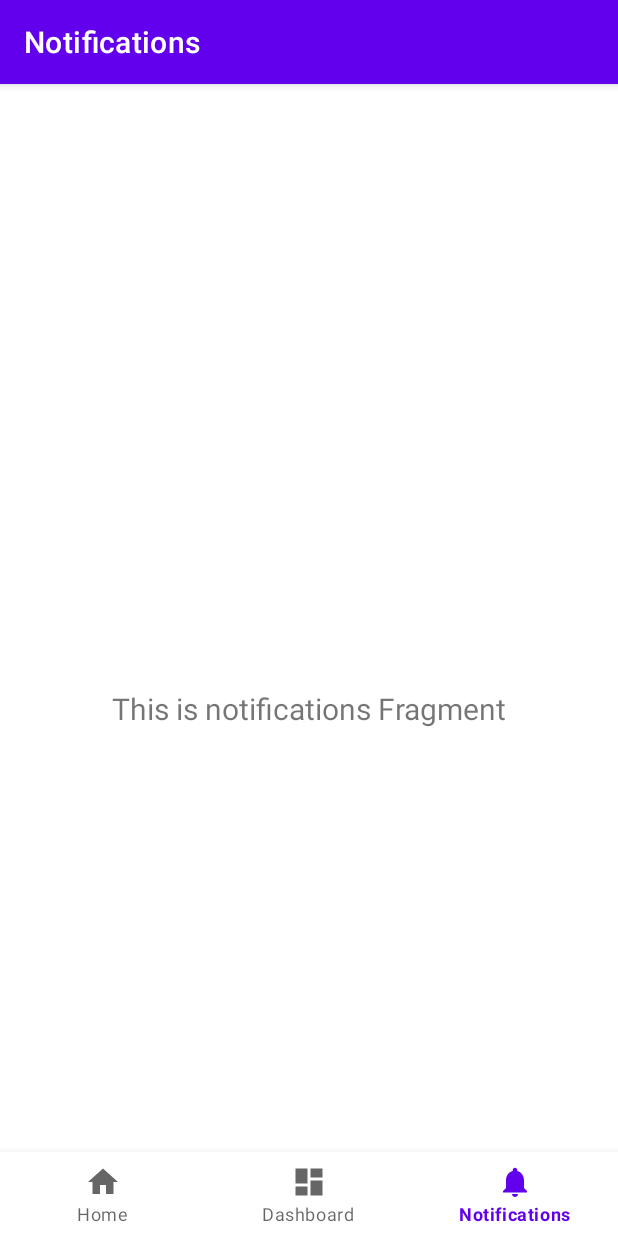
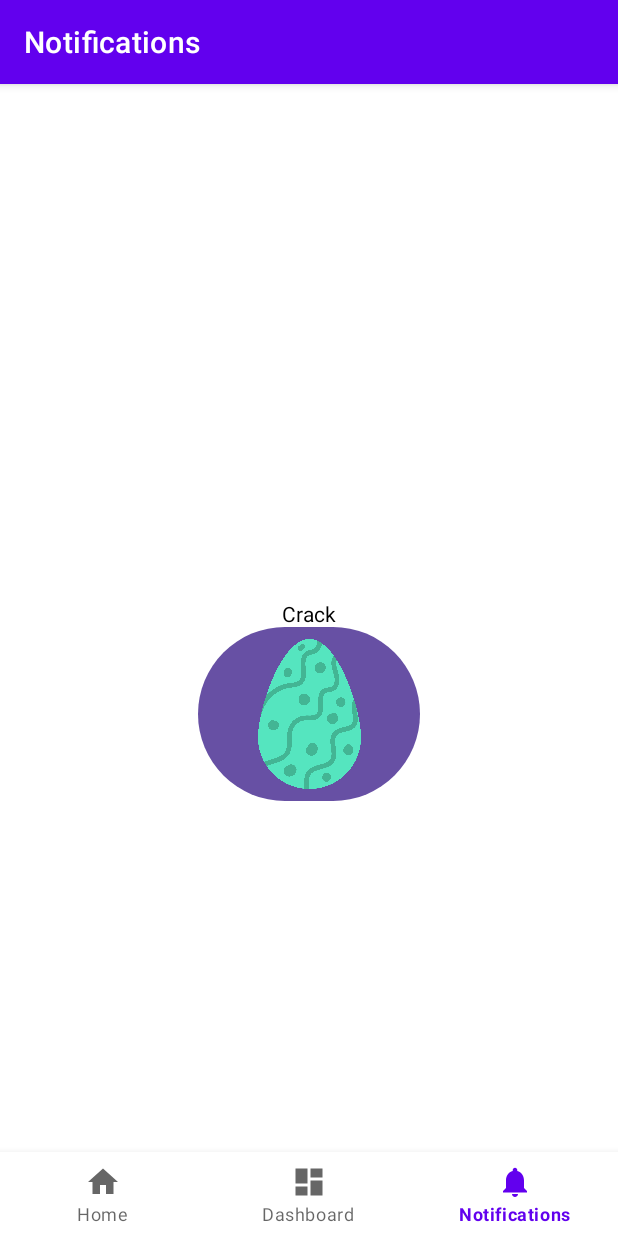
Before and after one commit to Caitlin-Fabian/dragonotchi, an Android app built with Jetpack Compose: the NotificationsFragment screen opened through its navigation route, on a phone screen of 412 x 824 dp. Run offline under Robolectric (Android 15) with nearby library versions, the phone set to English and light mode, and no system bars; our stand-ins replace navigation-ui.

Commit message:
egg button

```diff
--- a/app/src/main/java/com/example/tamagotchi/MainActivity.kt
+++ b/app/src/main/java/com/example/tamagotchi/MainActivity.kt
@@ -1,6 +1,7 @@
 package com.example.tamagotchi
 
 import android.os.Bundle
+import androidx.activity.compose.setContent
 import com.google.android.material.bottomnavigation.BottomNavigationView
 import androidx.appcompat.app.AppCompatActivity
 import androidx.navigation.findNavController
@@ -15,6 +16,9 @@ class MainActivity : AppCompatActivity() {
 
     override fun onCreate(savedInstanceState: Bundle?) {
         super.onCreate(savedInstanceState)
+        setContent{
+
+        }
 
         binding = ActivityMainBinding.inflate(layoutInflater)
         setContentView(binding.root)
--- a/app/src/main/java/com/example/tamagotchi/ui/home/HomeFragment.kt
+++ b/app/src/main/java/com/example/tamagotchi/ui/home/HomeFragment.kt
@@ -1,4 +1,5 @@
 package com.example.tamagotchi.ui.home
+
 
 import android.os.Bundle
 import android.view.LayoutInflater
@@ -32,7 +33,9 @@ class HomeFragment : Fragment() {
         homeViewModel.text.observe(viewLifecycleOwner) {
             textView.text = it
         }
+
         return root
+
     }
 
     override fun onDestroyView() {
--- a/app/src/main/java/com/example/tamagotchi/ui/notifications/NotificationsFragment.kt
+++ b/app/src/main/java/com/example/tamagotchi/ui/notifications/NotificationsFragment.kt
@@ -1,12 +1,34 @@
 package com.example.tamagotchi.ui.notifications
+import androidx.compose.foundation.Image
+import android.os.Bundle
+import android.util.Log
+import android.view.LayoutInflater
 
-import android.os.Bundle
-import android.view.LayoutInflater
 import android.view.View
 import android.view.ViewGroup
 import android.widget.TextView
+import androidx.compose.foundation.background
+import androidx.compose.foundation.layout.Arrangement
+import androidx.compose.foundation.layout.Column
+import androidx.compose.foundation.layout.height
+import androidx.compose.foundation.layout.padding
+import androidx.compose.foundation.layout.size
+import androidx.compose.foundation.layout.width
+import androidx.compose.material.Text
+import androidx.compose.material3.Button
+
+import androidx.compose.runtime.Composable
+import androidx.compose.ui.Alignment
+import androidx.compose.ui.Modifier
+import androidx.compose.ui.graphics.Color
+import androidx.compose.ui.platform.ComposeView
+import androidx.compose.ui.platform.LocalConfiguration
+import androidx.compose.ui.res.painterResource
+import androidx.compose.ui.tooling.preview.Preview
+import androidx.compose.ui.unit.dp
 import androidx.fragment.app.Fragment
 import androidx.lifecycle.ViewModelProvider
+import com.example.tamagotchi.R
 import com.example.tamagotchi.databinding.FragmentNotificationsBinding
 
 class NotificationsFragment : Fragment() {
@@ -22,6 +44,7 @@ class NotificationsFragment : Fragment() {
         container: ViewGroup?,
         savedInstanceState: Bundle?
     ): View {
+
         val notificationsViewModel =
             ViewModelProvider(this).get(NotificationsViewModel::class.java)
 
@@ -31,10 +54,47 @@ class NotificationsFragment : Fragment() {
         val textView: TextView = binding.textNotifications
         notificationsViewModel.text.observe(viewLifecycleOwner) {
             textView.text = it
+
         }
-        return root
+        val rootView = inflater.inflate(R.layout.fragment_notifications, container, false)
+
+        val composeView = rootView.findViewById<ComposeView>(R.id.composeView)
+
+        composeView.setContent {
+            // Define your Composable content here
+            Text(
+                text = notificationsViewModel.text.value ?: "Default Text",
+                modifier = Modifier.padding(16.dp)
+            )
+            EggCrack()
+        }
+
+
+        return rootView
     }
 
+    @Preview
+    @Composable
+    fun EggCrack(){
+        val configuration = LocalConfiguration.current
+
+        val screenHeight = configuration.screenHeightDp.dp
+        val screenWidth = configuration.screenWidthDp.dp
+            Column(modifier = Modifier.height(screenHeight).width(screenWidth).background(color = Color.White),
+                verticalArrangement = Arrangement.Center,
+                horizontalAlignment = Alignment.CenterHorizontally
+            ){
+            Text("Crack")
+                Button(onClick={(Log.d("debug", "Hello"))}){
+                    Image(
+
+                        modifier = Modifier.size(100.dp),
+                        painter = painterResource(R.drawable.egg),
+                        contentDescription = "Contact profile picture",
+                    )
+                }
+            }
+    }
     override fun onDestroyView() {
         super.onDestroyView()
         _binding = null
--- a/app/src/main/res/layout/fragment_notifications.xml
+++ b/app/src/main/res/layout/fragment_notifications.xml
@@ -5,7 +5,10 @@
     android:layout_width="match_parent"
     android:layout_height="match_parent"
     tools:context=".ui.notifications.NotificationsFragment">
-
+    <androidx.compose.ui.platform.ComposeView
+        android:id="@+id/composeView"
+        android:layout_width="match_parent"
+        android:layout_height="match_parent" />
     <TextView
         android:id="@+id/text_notifications"
         android:layout_width="match_parent"
```
Also changed, not shown: app/build.gradle.kts (+46 -0 lines), app/src/main/res/drawable/egg.png (added).
